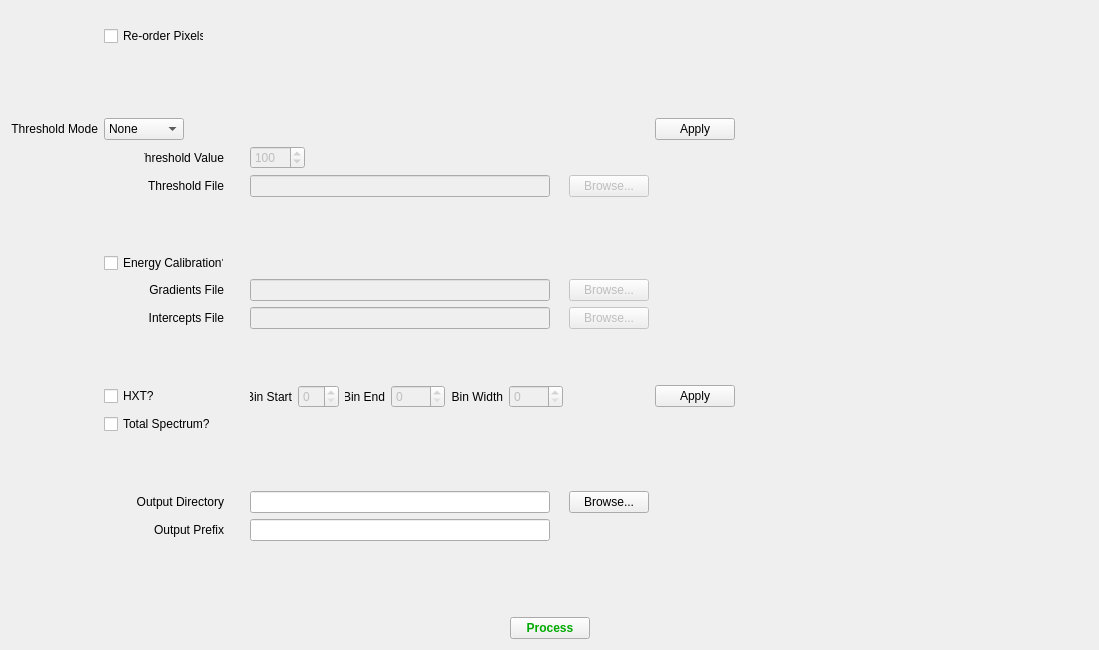
Before: the Qt Designer form STFC/HexitecGigEProject/trunk/HxtProcessingLibTest/processingForm.ui in stfc-detectors/hexitec, drawn with Qt 5.
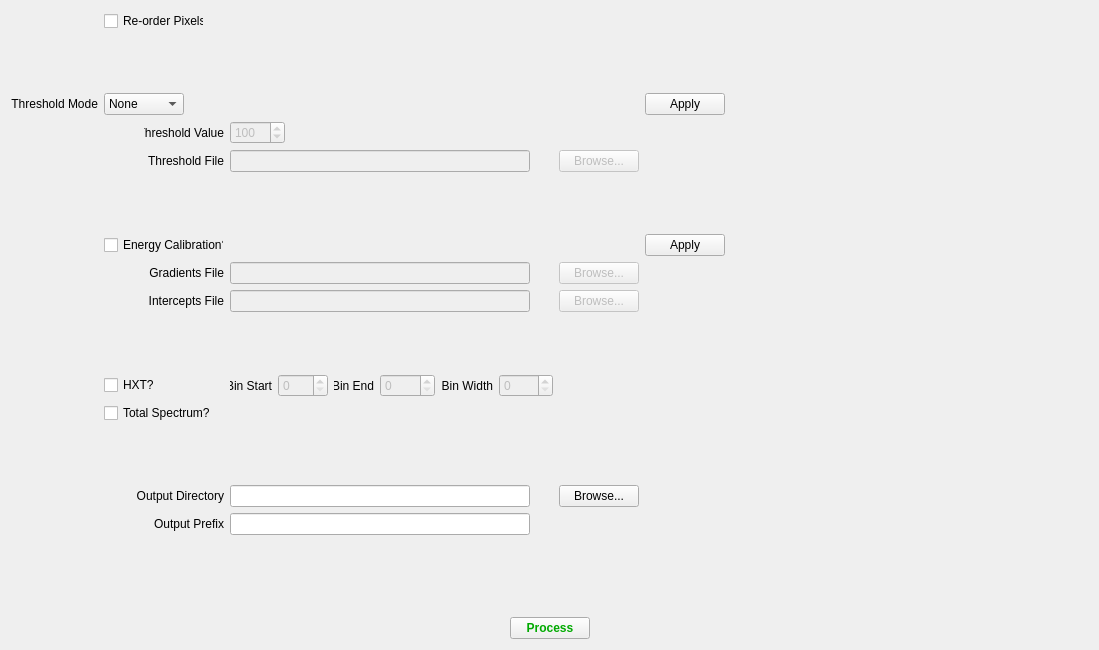
After: the same form once the commit is applied.

Commit message: Added energy processing thread per image.

```diff
--- a/STFC/HexitecGigEProject/trunk/HxtProcessingLibTest/processingForm.ui
+++ b/STFC/HexitecGigEProject/trunk/HxtProcessingLibTest/processingForm.ui
@@ -162,6 +162,12 @@
          <property name="enabled">
           <bool>false</bool>
          </property>
+         <property name="minimumSize">
+          <size>
+           <width>50</width>
+           <height>0</height>
+          </size>
+         </property>
          <property name="maximumSize">
           <size>
            <width>55</width>
@@ -191,6 +197,12 @@
          <property name="enabled">
           <bool>false</bool>
          </property>
+         <property name="minimumSize">
+          <size>
+           <width>50</width>
+           <height>0</height>
+          </size>
+         </property>
          <property name="maximumSize">
           <size>
            <width>55</width>
@@ -198,7 +210,7 @@
           </size>
          </property>
          <property name="maximum">
-          <number>6400</number>
+          <number>640000</number>
          </property>
         </widget>
        </item>
@@ -217,6 +229,12 @@
          <property name="enabled">
           <bool>false</bool>
          </property>
+         <property name="minimumSize">
+          <size>
+           <width>50</width>
+           <height>0</height>
+          </size>
+         </property>
          <property name="maximumSize">
           <size>
            <width>55</width>
@@ -302,19 +320,6 @@
        </property>
       </widget>
      </item>
-     <item row="0" column="3">
-      <spacer name="verticalSpacer_6">
-       <property name="orientation">
-        <enum>Qt::Vertical</enum>
-       </property>
-       <property name="sizeHint" stdset="0">
-        <size>
-         <width>20</width>
-         <height>40</height>
-        </size>
-       </property>
-      </spacer>
-     </item>
      <item row="17" column="7">
       <spacer name="horizontalSpacer">
        <property name="orientation">
@@ -367,13 +372,6 @@
        </property>
       </widget>
      </item>
-     <item row="11" column="6">
-      <widget class="QPushButton" name="energyCalibrationButton">
-       <property name="text">
-        <string>Apply</string>
-       </property>
-      </widget>
-     </item>
      <item row="14" column="4">
       <widget class="QLineEdit" name="outputDirectory">
        <property name="maximumSize">
@@ -565,6 +563,13 @@
        </property>
       </spacer>
      </item>
+     <item row="7" column="6">
+      <widget class="QPushButton" name="energyCalibrationButton">
+       <property name="text">
+        <string>Apply</string>
+       </property>
+      </widget>
+     </item>
     </layout>
    </item>
    <item row="6" column="0">
```
Left out of the diff: 2 changed lines with no effect on the pictures. The commit also changes 6 other files.
